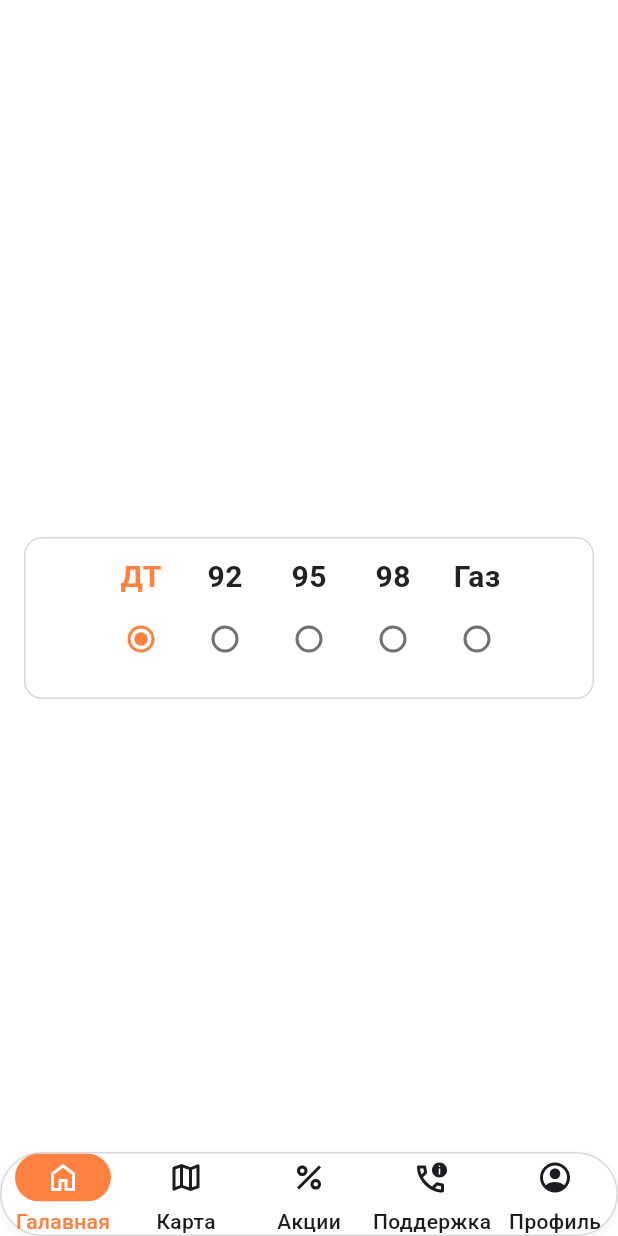
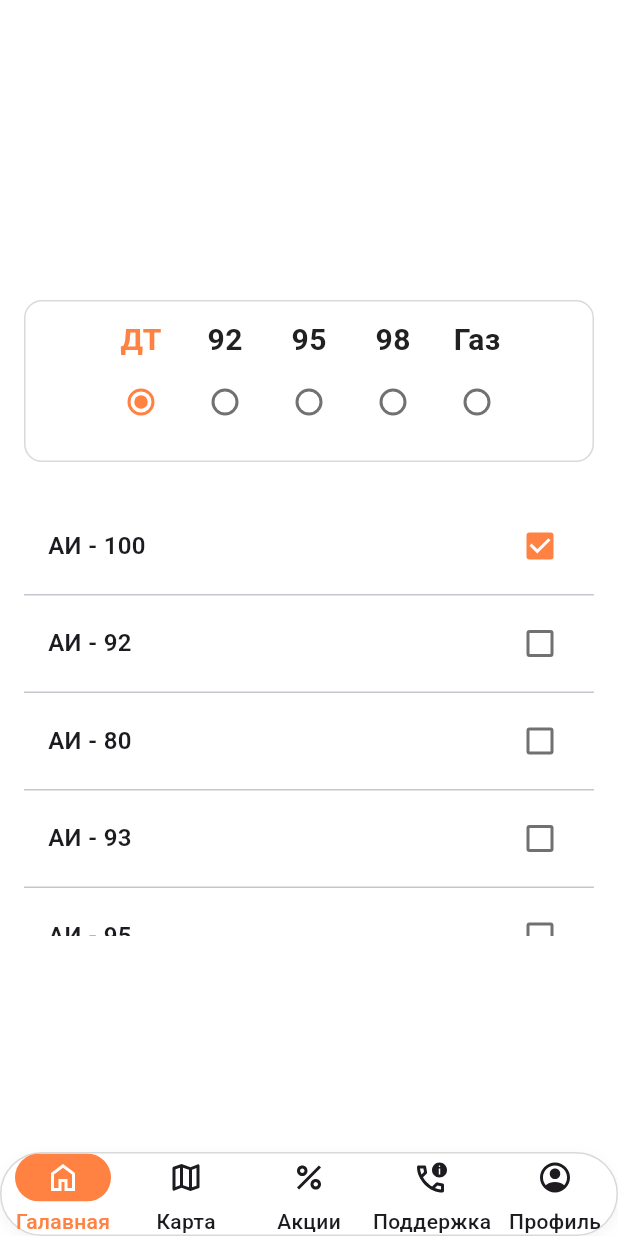
Before and after one commit to ArrGagiev/inforcom, a Flutter app: the screen it shows after launch, on a phone screen of 412 x 824 dp. Run offline on Flutter 3.47's test engine with Material 3 defaults, Android fonts, the phone set to English and light mode, and no system bars; drawn by our look-alikes of persistent_bottom_nav_bar_v2; our stand-ins replace flutter_svg; Roboto replaces fonts that are missing (RobotoFlex).

Commit message:
added primary checkbox and create list selector

```diff
--- /dev/null
+++ b/lib/core/widgets/check_boxes/fuel_list_selector.dart
@@ -0,0 +1,116 @@
+import 'package:flutter/material.dart';
+import 'package:inforcom/core/resources/app_text_styles.dart';
+import 'package:inforcom/core/widgets/check_boxes/primary_check_box.dart';
+
+class FuelItem {
+  final String name;
+  final bool selected;
+
+  FuelItem({required this.name, required this.selected});
+
+  factory FuelItem.fromJson(Map<String, dynamic> json) {
+    return FuelItem(name: json['name'], selected: json['selected']);
+  }
+}
+
+class FuelListSelector extends StatefulWidget {
+  const FuelListSelector({super.key});
+
+  @override
+  State<FuelListSelector> createState() => _FuelListSelectorState();
+}
+
+class _FuelListSelectorState extends State<FuelListSelector> {
+  List<FuelItem> fuelItems = [];
+  List<String> selectedFuel = [];
+
+  @override
+  void initState() {
+    super.initState();
+    loadFuelItems();
+  }
+
+  void loadFuelItems() {
+    final responseFromServer = [
+      {"name": "АИ - 100", "selected": true},
+      {"name": "АИ - 92", "selected": false},
+      {"name": "АИ - 80", "selected": false},
+      {"name": "АИ - 93", "selected": false},
+      {"name": "АИ - 95", "selected": false},
+      {"name": "АИ - 96", "selected": true},
+      {"name": "СПГ (Метан)", "selected": false},
+      {"name": "Газ (Пропан)", "selected": false},
+      {"name": "КПГ", "selected": false},
+      {"name": "ДТ зима", "selected": false},
+      {"name": "ДТ лето", "selected": false},
+      {"name": "ДТ ТУ", "selected": false},
+      {"name": "ДТ евро", "selected": false},
+    ];
+
+    fuelItems = responseFromServer
+        .map((json) => FuelItem.fromJson(json))
+        .toList();
+
+    selectedFuel = fuelItems
+        .where((item) => item.selected)
+        .map((item) => item.name)
+        .toList();
+  }
+
+  @override
+  Widget build(BuildContext context) {
+    return SizedBox(
+      height: 300,
+      child: Padding(
+        padding: const EdgeInsets.symmetric(horizontal: 16),
+        child: ListView.separated(
+          padding: const EdgeInsets.symmetric(vertical: 8),
+          itemCount: fuelItems.length,
+          itemBuilder: (context, index) {
+            final food = fuelItems[index];
+            final isSelected = selectedFuel.contains(food.name);
+
+            return GestureDetector(
+              onTap: () {
+                setState(() {
+                  if (isSelected) {
+                    selectedFuel.remove(food.name);
+                  } else {
+                    selectedFuel.add(food.name);
+                  }
+                });
+              },
+              child: Padding(
+                padding: const EdgeInsets.symmetric(vertical: 12, horizontal: 16),
+                child: Row(
+                  children: [
+                    Expanded(
+                      child: Text(
+                        food.name,
+                        style: AppTextStyles.title3,
+                      ),
+                    ),
+                    PrimaryCheckbox<String>(
+                      value: food.name,
+                      groupValue: isSelected ? food.name : null,
+                      onChanged: (value) {
+                        setState(() {
+                          if (value == null) {
+                            selectedFuel.remove(food.name);
+                          } else {
+                            selectedFuel.add(value);
+                          }
+                        });
+                      },
+                    ),
+                  ],
+                ),
+              ),
+            );
+          },
+          separatorBuilder: (_, __) => const Divider(height: 1),
+        ),
+      ),
+    );
+  }
+}
--- /dev/null
+++ b/lib/core/widgets/check_boxes/primary_check_box.dart
@@ -0,0 +1,40 @@
+import 'package:flutter/material.dart';
+import 'package:inforcom/core/resources/app_colors.dart';
+
+class PrimaryCheckbox<T> extends StatelessWidget {
+  final T value;
+  final T? groupValue;
+  final ValueChanged<T?> onChanged;
+
+  const PrimaryCheckbox({
+    super.key,
+    required this.value,
+    required this.groupValue,
+    required this.onChanged,
+  });
+
+  @override
+  Widget build(BuildContext context) {
+    return Checkbox(
+      value: value == groupValue,
+      onChanged: (bool? newValue) {
+        if (newValue != null && newValue) {
+          onChanged(value);
+        } else {
+          onChanged(null);
+        }
+      },
+      materialTapTargetSize: MaterialTapTargetSize.shrinkWrap,
+      fillColor: WidgetStateProperty.resolveWith<Color>((states) {
+        if (states.contains(WidgetState.selected)) {
+          return AppColors.accent;
+        }
+        return AppColors.primary;
+      }),
+      side: const BorderSide(
+        color: AppColors.secondaryText,
+        width: 2,
+      ),
+    );
+  }
+}
--- a/lib/features/main/main_page.dart
+++ b/lib/features/main/main_page.dart
@@ -1,11 +1,5 @@
 import 'package:flutter/material.dart';
-import 'package:inforcom/core/resources/app_colors.dart';
-import 'package:inforcom/core/widgets/buttons/destructive_button.dart';
-import 'package:inforcom/core/widgets/buttons/outline_button.dart';
-import 'package:inforcom/core/widgets/buttons/primary_button.dart';
-import 'package:inforcom/core/widgets/buttons/secondary_button.dart';
-import 'package:inforcom/core/widgets/buttons/text_button.dart';
-import 'package:inforcom/core/widgets/buttons/underline_text_button.dart';
+import 'package:inforcom/core/widgets/check_boxes/fuel_list_selector.dart';
 import 'package:inforcom/features/profile/widgets/fuel_type_selector.dart';
 
 class MainPage extends StatelessWidget {
@@ -17,55 +11,9 @@ class MainPage extends StatelessWidget {
       child: Column(
         mainAxisAlignment: MainAxisAlignment.center,
         children: [
-          // PrimaryButton(
-          //   margin: EdgeInsets.symmetric(horizontal: 20),
-          //   title: 'Кнопка',
-          //   onPressed: () {},
-          // ),
-          // SizedBox(height: 20),
-          // SecondaryButton(
-          //   margin: EdgeInsets.symmetric(horizontal: 20),
-          //   title: 'Кнопка 2',
-          //   onPressed: () {},
-          // ),
-          // SizedBox(height: 20),
-          // PrimaryButton(
-          //   margin: EdgeInsets.symmetric(horizontal: 20),
-          //   title: 'Кнопка с загрузкой',
-          //   onPressed: () {},
-          //   iconWidget: CircularProgressIndicator(color: AppColors.primary),
-          // ),
-          // SizedBox(height: 20),
-          // PrimaryButton(
-          //   margin: EdgeInsets.symmetric(horizontal: 20),
-          //   title: 'Кнопка 3',
-          //   // onPressed: () {},
-          // ),
-          // SizedBox(height: 20),
-          // OutlineButton(
-          //   margin: EdgeInsets.symmetric(horizontal: 20),
-          //   title: 'Кнопка 4',
-          //   onPressed: () {},
-          // ),
-          // SizedBox(height: 20),
-          // DestructiveButton(
-          //   margin: EdgeInsets.symmetric(horizontal: 20),
-          //   title: 'Кнопка 5',
-          //   onPressed: () {},
-          // ),
-          // SizedBox(height: 20),
-          // PrimaryTextButton(
-          //   margin: EdgeInsets.symmetric(horizontal: 20),
-          //   title: 'Кнопка 6',
-          //   onPressed: () {},
-          // ),
-          // SizedBox(height: 20),
-          // UnderlinedTextButton(
-          //   padding: EdgeInsets.symmetric(horizontal: 20),
-          //   text: 'Кнопка 6',
-          //   onPressed: () {},
-          // ),
           FuelTypeSelector(),
+          const SizedBox(height: 16),
+          FuelListSelector(),
         ],
       ),
     );
```
